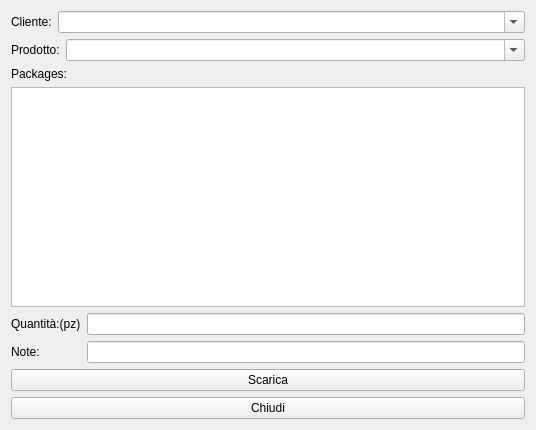
Before: the Qt Designer form hpackagesunload.ui in fblabs/hamlet-mod-sancon, drawn with Qt 5.
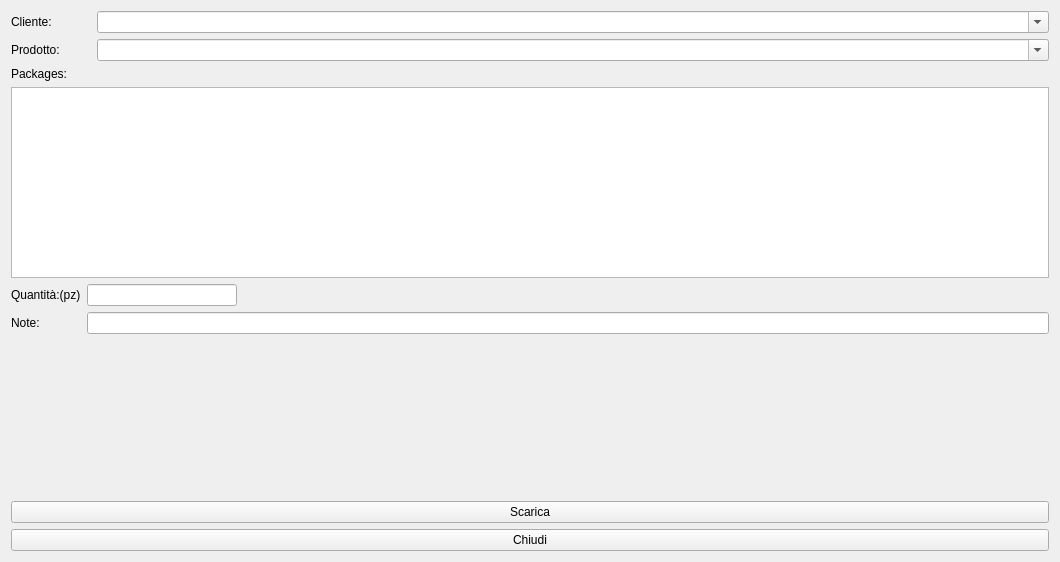
After: the same form once the commit is applied. Icons and pictures are not drawn.

The edit to the form file:
```diff
--- a/hpackagesunload.ui
+++ b/hpackagesunload.ui
@@ -6,8 +6,8 @@
    <rect>
     <x>0</x>
     <y>0</y>
-    <width>536</width>
-    <height>430</height>
+    <width>1060</width>
+    <height>562</height>
    </rect>
   </property>
   <property name="windowTitle">
@@ -24,6 +24,18 @@
       <layout class="QFormLayout" name="formLayout">
        <item row="0" column="0">
         <widget class="QLabel" name="label">
+         <property name="minimumSize">
+          <size>
+           <width>80</width>
+           <height>0</height>
+          </size>
+         </property>
+         <property name="maximumSize">
+          <size>
+           <width>80</width>
+           <height>16777215</height>
+          </size>
+         </property>
          <property name="text">
           <string>Cliente:</string>
          </property>
@@ -51,6 +63,12 @@
       <layout class="QFormLayout" name="formLayout_2">
        <item row="0" column="0">
         <widget class="QLabel" name="label_2">
+         <property name="minimumSize">
+          <size>
+           <width>80</width>
+           <height>0</height>
+          </size>
+         </property>
          <property name="text">
           <string>Prodotto:</string>
          </property>
@@ -78,6 +96,12 @@
       <layout class="QVBoxLayout" name="verticalLayout">
        <item>
         <widget class="QLabel" name="label_3">
+         <property name="minimumSize">
+          <size>
+           <width>80</width>
+           <height>0</height>
+          </size>
+         </property>
          <property name="text">
           <string>Packages:</string>
          </property>
@@ -85,12 +109,18 @@
        </item>
        <item>
         <widget class="QTableView" name="tvLots">
+         <property name="sizeAdjustPolicy">
+          <enum>QAbstractScrollArea::AdjustToContents</enum>
+         </property>
          <property name="editTriggers">
           <set>QAbstractItemView::NoEditTriggers</set>
          </property>
          <property name="selectionBehavior">
           <enum>QAbstractItemView::SelectRows</enum>
          </property>
+         <attribute name="verticalHeaderVisible">
+          <bool>false</bool>
+         </attribute>
         </widget>
        </item>
       </layout>
@@ -105,7 +135,14 @@
         </widget>
        </item>
        <item row="1" column="1">
-        <widget class="QLineEdit" name="leQuantita"/>
+        <widget class="QLineEdit" name="leQuantita">
+         <property name="maximumSize">
+          <size>
+           <width>150</width>
+           <height>16777215</height>
+          </size>
+         </property>
+        </widget>
        </item>
        <item row="2" column="1">
         <widget class="QLineEdit" name="leNote"/>
@@ -117,6 +154,19 @@
          </property>
         </widget>
        </item>
+       <item row="3" column="1">
+        <spacer name="verticalSpacer">
+         <property name="orientation">
+          <enum>Qt::Vertical</enum>
+         </property>
+         <property name="sizeHint" stdset="0">
+          <size>
+           <width>20</width>
+           <height>40</height>
+          </size>
+         </property>
+        </spacer>
+       </item>
       </layout>
      </item>
     </layout>
```
